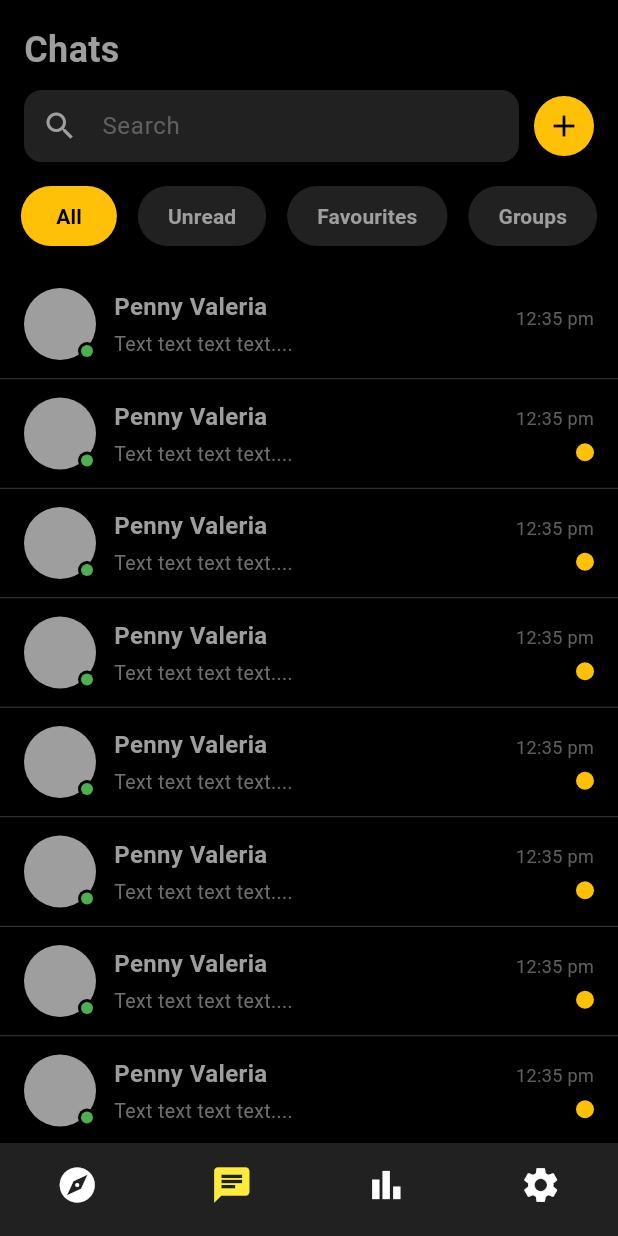
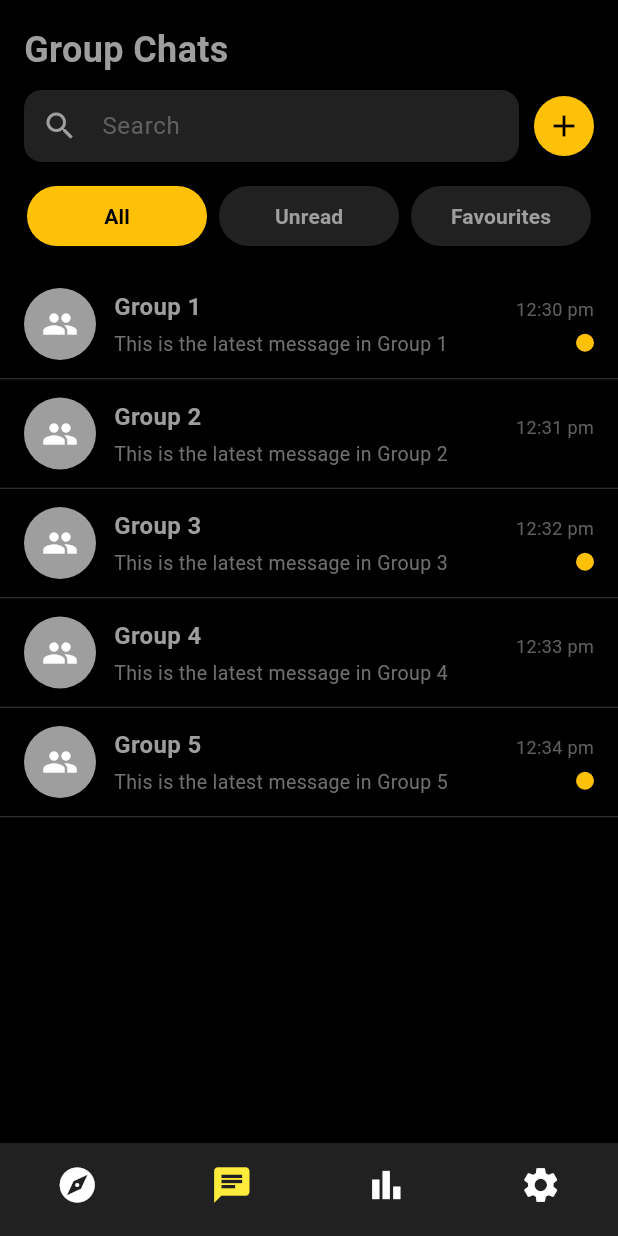
Before and after one commit to GDGVIT/lc-leaderboard-app, a Flutter app: the screen it shows after launch, item 2 of the bottom bar chosen, on a phone screen of 412 x 824 dp. Run offline on Flutter 3.47's test engine with Material 3 defaults, Android fonts, the phone set to English and light mode, and no system bars; missing offline and left inert: pixelarticons; Roboto replaces fonts that are missing (PixelifySans).

Commit message:
added support for groups and messages from different users

```diff
--- a/leaderboard_app/lib/main.dart
+++ b/leaderboard_app/lib/main.dart
@@ -13,7 +13,7 @@ void main() {
       providers: [
         ChangeNotifierProvider(create: (_) => ThemeProvider()),
         ChangeNotifierProvider(
-          create: (_) => ChatListProvider()..loadDummyChats(),
+          create: (_) => ChatListProvider()..loadDummyGroups(),
         ),
         ChangeNotifierProvider(create: (_) => UserProvider()),
       ],
--- a/leaderboard_app/lib/pages/chatlists_page.dart
+++ b/leaderboard_app/lib/pages/chatlists_page.dart
@@ -6,13 +6,13 @@ import 'chat_page.dart';
 class ChatlistsPage extends StatelessWidget {
   const ChatlistsPage({super.key});
 
-  final List<String> filters = const ["All", "Unread", "Favourites", "Groups"];
+  final List<String> filters = const ["All", "Unread", "Favourites"];
 
   @override
   Widget build(BuildContext context) {
     final theme = Theme.of(context).colorScheme;
     final chatProvider = Provider.of<ChatListProvider>(context);
-    final chatUsers = chatProvider.chatUsers;
+    final chatGroups = chatProvider.chatGroups;
 
     return Scaffold(
       backgroundColor: theme.surface,
@@ -23,19 +23,21 @@ class ChatlistsPage extends StatelessWidget {
           child: Column(
             crossAxisAlignment: CrossAxisAlignment.start,
             children: [
-              // Chats title
+              // Title
               Padding(
                 padding: const EdgeInsets.only(left: 16, top: 16),
-                child: Text('Chats',
+                child: Text(
+                  'Group Chats',
                   style: TextStyle(
                     color: theme.primary,
                     fontSize: 24,
                     fontWeight: FontWeight.bold,
-                    )),
+                  ),
+                ),
               ),
               const SizedBox(height: 10),
 
-              // Search + Add Button
+              // Search + Add
               Row(
                 children: [
                   Expanded(
@@ -45,12 +47,15 @@ class ChatlistsPage extends StatelessWidget {
                         style: TextStyle(color: theme.primary),
                         decoration: InputDecoration(
                           hintText: "Search",
-                          hintStyle:
-                              TextStyle(color: theme.primary.withOpacity(0.5)),
+                          hintStyle: TextStyle(
+                            color: theme.primary.withOpacity(0.5),
+                          ),
                           filled: true,
                           fillColor: Colors.grey.shade900,
                           contentPadding: const EdgeInsets.symmetric(
-                              horizontal: 16, vertical: 12),
+                            horizontal: 16,
+                            vertical: 12,
+                          ),
                           border: OutlineInputBorder(
                             borderRadius: BorderRadius.circular(12),
                             borderSide: BorderSide.none,
@@ -72,16 +77,20 @@ class ChatlistsPage extends StatelessWidget {
               ),
               const SizedBox(height: 16),
 
-              // Filter Buttons
+              // Filters
               SizedBox(
                 height: 40,
+                child: Padding(
+                  padding: const EdgeInsets.symmetric(horizontal: 14),
                   child: Row(
-                  mainAxisAlignment: MainAxisAlignment.spaceEvenly,
                     children: filters.map((label) {
                       final isSelected = label == "All"; // static for now
-                    return ElevatedButton(
+                      return Expanded(
+                        child: Padding(
+                          padding: const EdgeInsets.symmetric(horizontal: 4),
+                          child: ElevatedButton(
                             onPressed: () {
-                        // Add filtering logic later
+                              // filtering logic later
                             },
                             style: ElevatedButton.styleFrom(
                               backgroundColor: isSelected
@@ -89,37 +98,48 @@ class ChatlistsPage extends StatelessWidget {
                                   : Colors.grey.shade900,
                               foregroundColor:
                                   isSelected ? Colors.black : theme.primary,
-                        padding: const EdgeInsets.symmetric(horizontal: 20),
                               shape: RoundedRectangleBorder(
                                 borderRadius: BorderRadius.circular(20),
                               ),
                               elevation: 0,
                             ),
-                      child: Text(label,
-                          style: const TextStyle(fontWeight: FontWeight.w600)),
+                            child: Text(
+                              label,
+                              style: const TextStyle(
+                                fontWeight: FontWeight.w600,
+                              ),
+                            ),
+                          ),
+                        ),
                       );
                     }).toList(),
                   ),
                 ),
+              ),
+
               const SizedBox(height: 16),
 
-              // Chat List
+              // Group List
               Expanded(
                 child: ListView.builder(
-                  itemCount: chatUsers.length,
+                  itemCount: chatGroups.length,
                   itemBuilder: (context, index) {
-                    final user = chatUsers[index];
+                    final group = chatGroups[index];
+                    final groupId = group["groupId"]?.toString() ?? "";
+                    final groupName =
+                        group["name"]?.toString() ?? "Unnamed Group";
+
                     return Column(
                       children: [
                         InkWell(
                           onTap: () {
-                            chatProvider.markAsRead(user["email"]);
+                            chatProvider.markGroupAsRead(groupId);
                             Navigator.push(
                               context,
                               MaterialPageRoute(
                                 builder: (context) => ChatPage(
-                                  receiverEmail: user["email"],
-                                  receiverID: user["uid"],
+                                  groupId: groupId,
+                                  groupName: groupName,
                                 ),
                               ),
                             );
@@ -131,37 +151,25 @@ class ChatlistsPage extends StatelessWidget {
                             ),
                             child: Row(
                               children: [
-                                // Profile picture
-                                Stack(
-                                  children: [
+                                // Group icon
                                 const CircleAvatar(
                                   radius: 24,
                                   backgroundColor: Colors.grey,
+                                  child: Icon(
+                                    Icons.group,
+                                    color: Colors.white,
                                   ),
-                                    Positioned(
-                                      bottom: 0,
-                                      right: 0,
-                                      child: CircleAvatar(
-                                        radius: 6,
-                                        backgroundColor: Colors.black,
-                                        child: CircleAvatar(
-                                          radius: 4,
-                                          backgroundColor: Colors.green,
-                                        ),
-                                      ),
-                                    ),
-                                  ],
                                 ),
                                 const SizedBox(width: 12),
 
-                                // Name and message
+                                // Group name + last message
                                 Expanded(
                                   child: Column(
                                     crossAxisAlignment:
                                         CrossAxisAlignment.start,
                                     children: [
                                       Text(
-                                        user["name"],
+                                        groupName,
                                         style: TextStyle(
                                           color: theme.primary,
                                           fontWeight: FontWeight.bold,
@@ -170,7 +178,7 @@ class ChatlistsPage extends StatelessWidget {
                                       ),
                                       const SizedBox(height: 4),
                                       Text(
-                                        user["message"],
+                                        group["lastMessage"] ?? "",
                                         style: TextStyle(
                                           color: theme.primary.withOpacity(0.7),
                                           fontSize: 13,
@@ -181,19 +189,19 @@ class ChatlistsPage extends StatelessWidget {
                                   ),
                                 ),
 
-                                // Time and unread dot
+                                // Time + unread dot
                                 Column(
                                   crossAxisAlignment: CrossAxisAlignment.end,
                                   children: [
                                     Text(
-                                      user["time"],
+                                      group["time"]?.toString() ?? "",
                                       style: TextStyle(
                                         color: theme.primary.withOpacity(0.6),
                                         fontSize: 12,
                                       ),
                                     ),
                                     const SizedBox(height: 8),
-                                    if (user["unread"] == true)
+                                    if (group["unread"] == true)
                                       const CircleAvatar(
                                         radius: 6,
                                         backgroundColor: Colors.amber,
--- a/leaderboard_app/lib/provider/chatlists_provider.dart
+++ b/leaderboard_app/lib/provider/chatlists_provider.dart
@@ -1,29 +1,48 @@
 import 'package:flutter/material.dart';
 
 class ChatListProvider extends ChangeNotifier {
-  List<Map<String, dynamic>> _chatUsers = [];
+  /// List of group chats
+  List<Map<String, dynamic>> _chatGroups = [];
 
-  List<Map<String, dynamic>> get chatUsers => _chatUsers;
+  List<Map<String, dynamic>> get chatGroups => _chatGroups;
 
-  void loadDummyChats() {
-    _chatUsers = List.generate(
-      10,
+  /// Load dummy group chats
+  void loadDummyGroups() {
+    _chatGroups = List.generate(
+      5,
       (index) => {
-        "name": "Penny Valeria",
-        "message": "Text text text text....",
-        "time": "12:35 pm",
-        "email": "user$index@example.com",
-        "uid": "uid_$index",
-        "unread": index != 0,
+        "groupId": "group_$index",
+        "name": "Group ${index + 1}",
+        "lastMessage": "This is the latest message in Group ${index + 1}",
+        "time": "12:${30 + index} pm",
+        "members": List.generate(
+          4,
+          (mIndex) => {
+            "uid": "uid_${index}_${mIndex}",
+            "name": "Member ${mIndex + 1}",
+          },
+        ),
+        "unread": index % 2 == 0, // alternate unread status
       },
     );
     notifyListeners();
   }
 
-  void markAsRead(String email) {
-    final index = _chatUsers.indexWhere((user) => user["email"] == email);
+  /// Mark a group as read
+  void markGroupAsRead(String groupId) {
+    final index = _chatGroups.indexWhere((group) => group["groupId"] == groupId);
     if (index != -1) {
-      _chatUsers[index]["unread"] = false;
+      _chatGroups[index]["unread"] = false;
+      notifyListeners();
+    }
+  }
+
+  /// Update last message for a group
+  void updateLastMessage(String groupId, String message, String time) {
+    final index = _chatGroups.indexWhere((group) => group["groupId"] == groupId);
+    if (index != -1) {
+      _chatGroups[index]["lastMessage"] = message;
+      _chatGroups[index]["time"] = time;
       notifyListeners();
     }
   }
```
Also changed, not shown: leaderboard_app/lib/pages/chat_page.dart (+76 -42 lines), leaderboard_app/lib/provider/chat_provider.dart (+96 -39 lines). Lines whose indentation alone changed are shown as unchanged.
